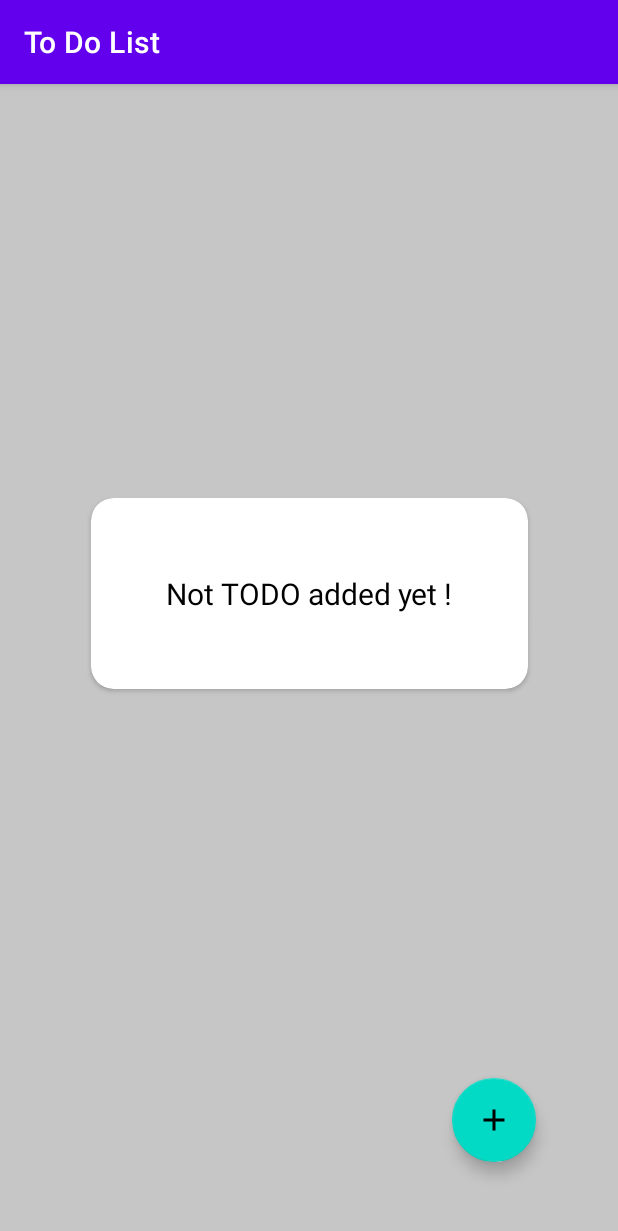
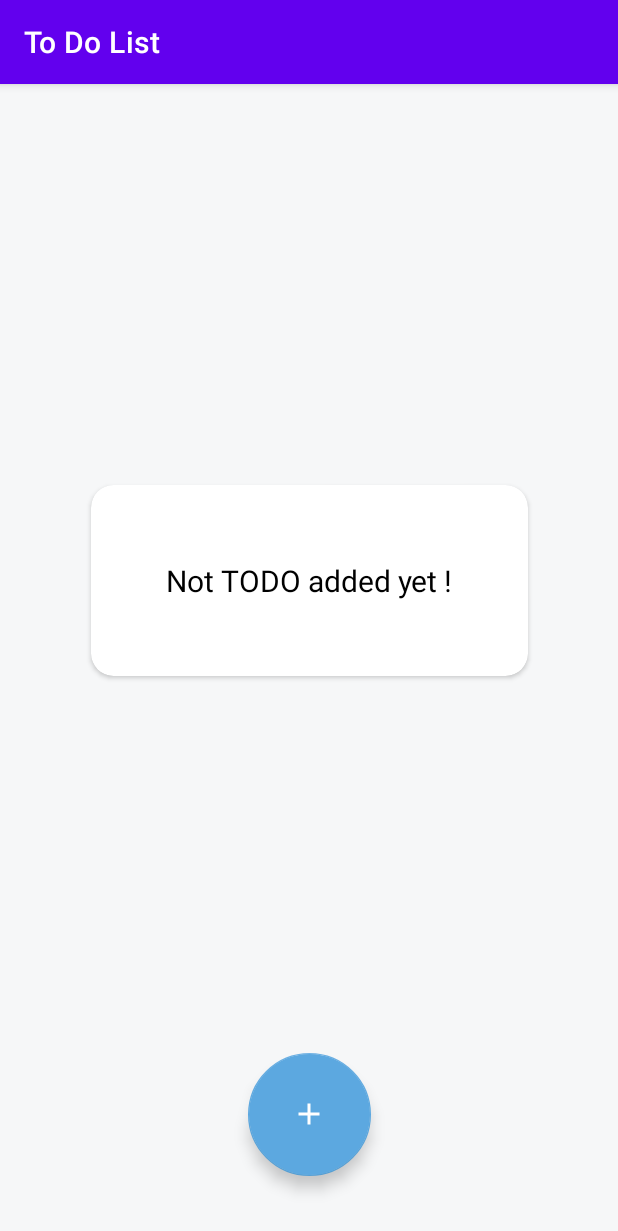
Before and after one commit to mehmetalivargun/ToDo-Application-Android, an Android app: the screen it shows after launch (MainActivity), on a phone screen of 412 x 824 dp. Shown: the top 1231 px of the screen. Run offline under Robolectric (Android 15) with nearby library versions, the phone set to English and light mode, and no system bars; our stand-ins replace Dagger/Hilt's generated code, Room's generated code, navigation-ui.

Commit message:
design improvements

```diff
--- a/app/src/main/java/com/mehmetalivargun/todo/repository/TodoRepository.kt
+++ b/app/src/main/java/com/mehmetalivargun/todo/repository/TodoRepository.kt
@@ -9,6 +9,5 @@ class TodoRepository
 
     suspend fun  insertTodo(todo: Todo)=dao.insertTodo(todo)
     suspend fun deleteTodo(todo:Todo)=dao.deleteTodo(todo)
-    suspend fun findTodo(id:String)=dao.findTodo(id)
     fun getAllTodos()=dao.getAllTodos()
 }
--- /dev/null
+++ b/app/src/main/res/drawable/add.xml
@@ -0,0 +1,5 @@
+<vector android:height="24dp" android:tint="#FFFFFF"
+    android:viewportHeight="24" android:viewportWidth="24"
+    android:width="24dp" xmlns:android="http://schemas.android.com/apk/res/android">
+    <path android:fillColor="@android:color/white" android:pathData="M19,13h-6v6h-2v-6H5v-2h6V5h2v6h6v2z"/>
+</vector>
--- /dev/null
+++ b/app/src/main/res/drawable/custom_checkbox.xml
@@ -0,0 +1,5 @@
+<?xml version="1.0" encoding="utf-8"?>
+<selector xmlns:android="http://schemas.android.com/apk/res/android">
+    <item android:drawable="@drawable/checked" android:state_checked="true"/>
+    <item android:drawable="@drawable/unchecked"/>
+</selector>
--- a/app/src/main/res/drawable/ic_add.xml
+++ /dev/null
@@ -1,10 +0,0 @@
-<vector xmlns:android="http://schemas.android.com/apk/res/android"
-    android:width="24dp"
-    android:height="24dp"
-    android:viewportWidth="24"
-    android:viewportHeight="24"
-    android:tint="?attr/colorControlNormal">
-  <path
-      android:fillColor="@android:color/white"
-      android:pathData="M19,13h-6v6h-2v-6H5v-2h6V5h2v6h6v2z"/>
-</vector>
--- a/app/src/main/res/layout/fragment_todo_list.xml
+++ b/app/src/main/res/layout/fragment_todo_list.xml
@@ -6,7 +6,8 @@
     android:layout_height="match_parent"
     android:background="@color/grey"
     android:padding="16dp"
-    tools:context=".ui.TodoListFragment" >
+    tools:context=".ui.TodoListFragment">
+
     <androidx.recyclerview.widget.RecyclerView
         android:id="@+id/todoList"
         android:layout_width="match_parent"
@@ -40,18 +41,17 @@
         android:id="@+id/fabAddToDo"
         android:layout_width="wrap_content"
         android:layout_height="wrap_content"
-        android:layout_marginStart="24dp"
-        android:layout_marginTop="24dp"
-        android:layout_marginEnd="24dp"
-        android:layout_marginBottom="24dp"
+        android:scaleType="center"
+        app:backgroundTint="#5CA8E0"
         android:clickable="true"
-        android:src="@drawable/ic_add"
-        app:layout_constraintBottom_toBottomOf="parent"
+        android:src="@drawable/add"
+        app:fabCustomSize="82dp"
+        app:fabSize="auto"
+        app:tint="@android:color/white"
+        android:layout_margin="24dp"
+        app:layout_constraintBottom_toBottomOf="@+id/todoList"
         app:layout_constraintEnd_toEndOf="parent"
-        app:layout_constraintHorizontal_bias="0.947"
-        app:layout_constraintStart_toStartOf="parent"
-        app:layout_constraintTop_toTopOf="parent"
-        app:layout_constraintVertical_bias="0.985" />
+        app:layout_constraintStart_toStartOf="parent" />
 
 
 </androidx.constraintlayout.widget.ConstraintLayout>
--- a/app/src/main/res/values-night/themes.xml
+++ b/app/src/main/res/values-night/themes.xml
@@ -9,6 +9,7 @@
         <item name="colorSecondary">@color/teal_200</item>
         <item name="colorSecondaryVariant">@color/teal_200</item>
         <item name="colorOnSecondary">@color/black</item>
+
         <!-- Status bar color. -->
         <item name="android:statusBarColor" tools:targetApi="l">?attr/colorPrimaryVariant</item>
         <!-- Customize your theme here. -->
--- a/app/src/main/res/values/colors.xml
+++ b/app/src/main/res/values/colors.xml
@@ -7,5 +7,6 @@
     <color name="teal_700">#FF018786</color>
     <color name="black">#FF000000</color>
     <color name="white">#FFFFFFFF</color>
-    <color name="grey">#C6C6C6</color>
+    <color name="grey">#F6F7F8</color>
+
 </resources>
--- a/app/src/main/res/values/themes.xml
+++ b/app/src/main/res/values/themes.xml
@@ -12,5 +12,8 @@
         <!-- Status bar color. -->
         <item name="android:statusBarColor" tools:targetApi="l">?attr/colorPrimaryVariant</item>
         <!-- Customize your theme here. -->
+        <item name="android:navigationBarColor">@color/grey</item>
+
+
     </style>
 </resources>
```
Also changed, not shown: app/src/main/java/com/mehmetalivargun/todo/adapter/TodoAdapter.kt (+29 -12 lines), app/src/main/res/drawable/checked.xml (added, +9 -0 lines), app/src/main/res/drawable/unchecked.xml (added, +9 -0 lines), app/src/main/res/layout/fragment_add_todo.xml (+9 -9 lines), app/src/main/res/layout/todo_layout_adapter.xml (+20 -12 lines).
